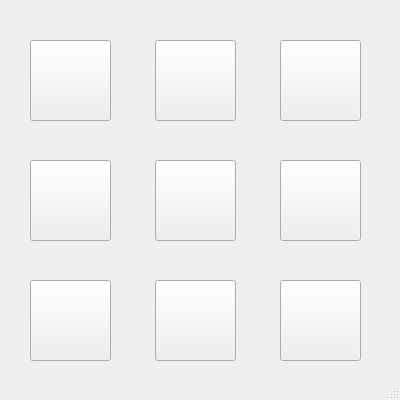
Old version of the form mainwindow.ui in the repository PabloOdriozola/tictactoe.
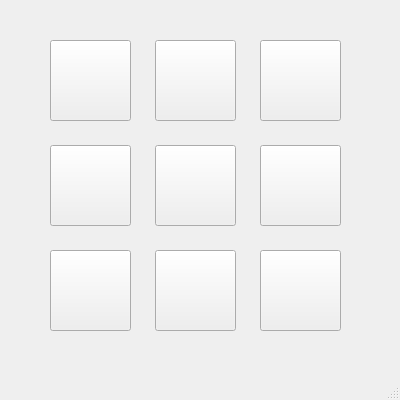
New version of the form. Icons and pictures are not drawn.

The edit to the form file:
```diff
--- a/mainwindow.ui
+++ b/mainwindow.ui
@@ -23,10 +23,10 @@
    <widget class="QLabel" name="board">
     <property name="geometry">
      <rect>
-      <x>30</x>
-      <y>30</y>
-      <width>330</width>
-      <height>330</height>
+      <x>20</x>
+      <y>10</y>
+      <width>351</width>
+      <height>351</height>
      </rect>
     </property>
     <property name="styleSheet">
@@ -42,7 +42,7 @@
    <widget class="QPushButton" name="button1">
     <property name="geometry">
      <rect>
-      <x>30</x>
+      <x>50</x>
       <y>40</y>
       <width>81</width>
       <height>81</height>
@@ -74,7 +74,7 @@
    <widget class="QPushButton" name="button3">
     <property name="geometry">
      <rect>
-      <x>280</x>
+      <x>260</x>
       <y>40</y>
       <width>81</width>
       <height>81</height>
@@ -90,8 +90,8 @@
    <widget class="QPushButton" name="button4">
     <property name="geometry">
      <rect>
-      <x>30</x>
-      <y>160</y>
+      <x>50</x>
+      <y>145</y>
       <width>81</width>
       <height>81</height>
      </rect>
@@ -107,7 +107,7 @@
     <property name="geometry">
      <rect>
       <x>155</x>
-      <y>160</y>
+      <y>145</y>
       <width>81</width>
       <height>81</height>
      </rect>
@@ -122,8 +122,8 @@
    <widget class="QPushButton" name="button6">
     <property name="geometry">
      <rect>
-      <x>280</x>
-      <y>160</y>
+      <x>260</x>
+      <y>145</y>
       <width>81</width>
       <height>81</height>
      </rect>
@@ -138,8 +138,8 @@
    <widget class="QPushButton" name="button7">
     <property name="geometry">
      <rect>
-      <x>30</x>
-      <y>280</y>
+      <x>50</x>
+      <y>250</y>
       <width>81</width>
       <height>81</height>
      </rect>
@@ -155,7 +155,7 @@
     <property name="geometry">
      <rect>
       <x>155</x>
-      <y>280</y>
+      <y>250</y>
       <width>81</width>
       <height>81</height>
      </rect>
@@ -170,8 +170,8 @@
    <widget class="QPushButton" name="button9">
     <property name="geometry">
      <rect>
-      <x>280</x>
-      <y>280</y>
+      <x>260</x>
+      <y>250</y>
       <width>81</width>
       <height>81</height>
      </rect>
```
